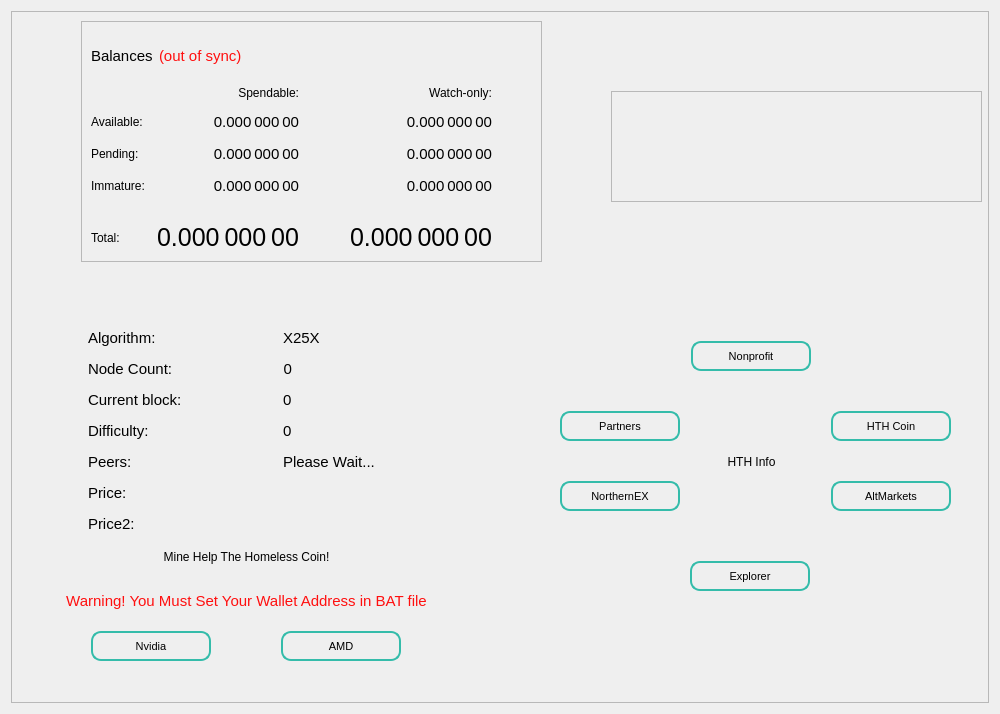
HTHcoin/helpthehomelesscoin, file src/qt/forms/overviewpage.ui: the form before one commit.
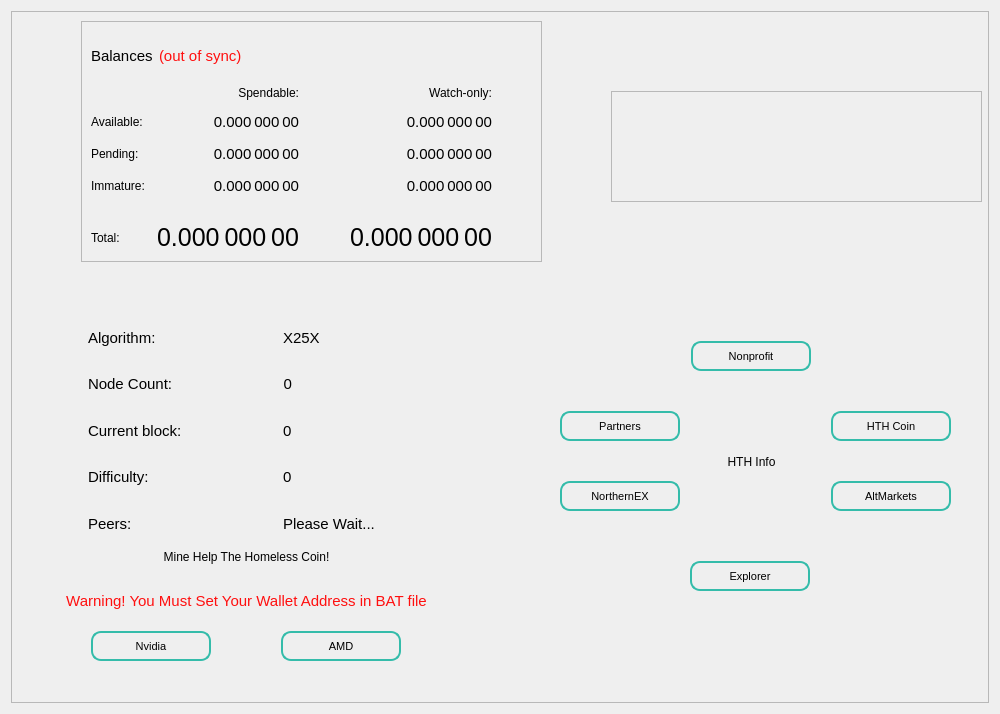
The form after the commit.

Patch:
```diff
--- a/src/qt/forms/overviewpage.ui
+++ b/src/qt/forms/overviewpage.ui
@@ -290,22 +290,21 @@
             </property>
            </widget>
           </item>
-          <item row="15" column="0">
-           <widget class="QLabel" name="labelCurrentPrice">
-            <property name="text">
-             <string>Price2:</string>
+          <item row="10" column="0">
+           <spacer name="verticalSpacer_5">
+            <property name="orientation">
+             <enum>Qt::Vertical</enum>
             </property>
-           </widget>
-          </item>
-          <item row="13" column="0">
-           <widget class="QLabel" name="labelCurrentMarket">
-            <property name="text">
-             <string>Price:</string>
+            <property name="sizeHint" stdset="0">
+             <size>
+              <width>20</width>
+              <height>40</height>
+             </size>
             </property>
-           </widget>
+           </spacer>
           </item>
-          <item row="12" column="0">
-           <spacer name="verticalSpacer_3">
+          <item row="8" column="0">
+           <spacer name="verticalSpacer_4">
             <property name="orientation">
              <enum>Qt::Vertical</enum>
             </property>
@@ -317,8 +316,8 @@
             </property>
            </spacer>
           </item>
-          <item row="14" column="0">
-           <spacer name="verticalSpacer_6">
+          <item row="3" column="0">
+           <spacer name="verticalSpacer_2">
             <property name="orientation">
              <enum>Qt::Vertical</enum>
             </property>
```
Left out of the diff: 75 changed lines with no effect on the pictures.
